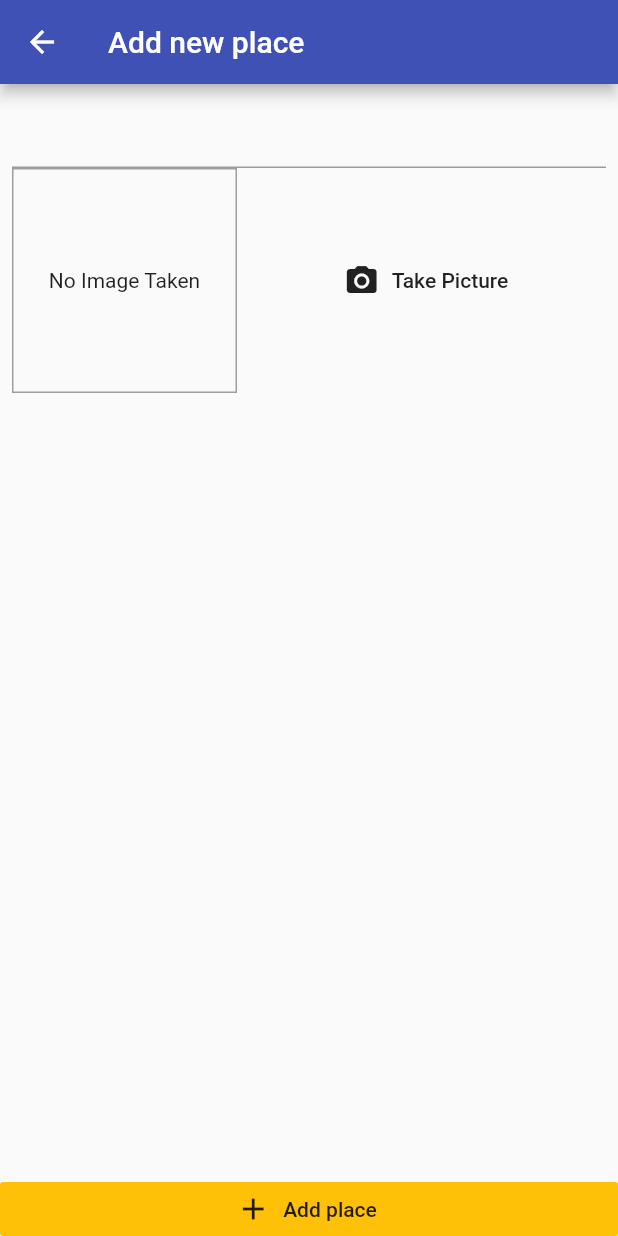
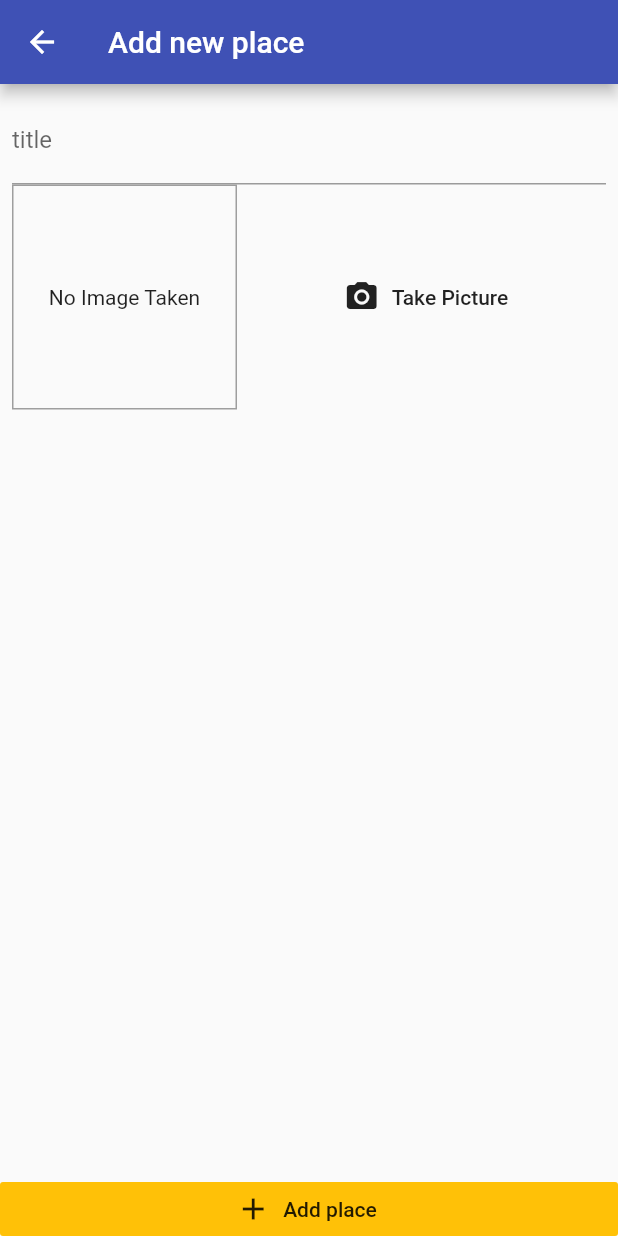
Before and after one commit to MohamedYousof/places_app_course, a Flutter app: the screen it shows after launch, after a tap on the "add" icon, on a phone screen of 412 x 824 dp. Run offline on Flutter 3.47's test engine with Material 2 defaults, Android fonts, the phone set to English and light mode, and no system bars; our stand-ins replace image_picker.

Commit message:
finish add place functionality before storing to db

```diff
--- a/lib/screens/add_place_screen.dart
+++ b/lib/screens/add_place_screen.dart
@@ -1,5 +1,9 @@
+import 'dart:io';
+
+import 'package:favplaces/providers/places_provider.dart';
 import 'package:favplaces/widgets/image_input.dart';
 import 'package:flutter/material.dart';
+import 'package:provider/provider.dart';
 
 class AddPlaceScreen extends StatefulWidget {
   static const routeName = 'add-place-screen';
@@ -8,6 +12,36 @@ class AddPlaceScreen extends StatefulWidget {
 }
 
 class _AddPlaceScreenState extends State<AddPlaceScreen> {
+  var _titleController = TextEditingController();
+  File _pickedImage;
+
+  void setImageFile(pickedImage) {
+    _pickedImage = pickedImage;
+  }
+
+  Future<void> _savePlace() async {
+    if (_titleController.text.isEmpty || _pickedImage == null) {
+      return showDialog(
+        context: context,
+        builder: (context) => AlertDialog(
+          title: Text('Incomplete data'),
+          content: Text('Please check data first'),
+          actions: <Widget>[
+            FlatButton(
+              child: Text('OK'),
+              onPressed: () {
+                Navigator.pop(context);
+              },
+            )
+          ],
+        ),
+      );
+    }
+    Provider.of<PlacesProvider>(context, listen: false)
+        .addPlace(_titleController.text, _pickedImage);
+    Navigator.of(context).pop();
+  }
+
   @override
   Widget build(BuildContext context) {
     return Scaffold(
@@ -23,13 +57,22 @@ class _AddPlaceScreenState extends State<AddPlaceScreen> {
               child: Padding(
                 padding: const EdgeInsets.all(8.0),
                 child: Column(
-                  children: <Widget>[TextField(), ImageInput()],
+                  children: <Widget>[
+                    TextField(
+                      decoration: InputDecoration(labelText: 'title'),
+                      controller: _titleController,
+                      onSubmitted: (text) {
+                        _titleController.text = text;
+                      },
+                    ),
+                    ImageInput(setImageFile),
+                  ],
                 ),
               ),
             ),
           ),
           RaisedButton.icon(
-            onPressed: () {},
+            onPressed: _savePlace,
             icon: Icon(Icons.add),
             label: Text('Add place'),
             elevation: 0,
--- a/lib/screens/places_list_screen.dart
+++ b/lib/screens/places_list_screen.dart
@@ -1,4 +1,7 @@
+import 'package:favplaces/providers/places_provider.dart';
 import 'package:flutter/material.dart';
+import 'package:flutter/widgets.dart';
+import 'package:provider/provider.dart';
 
 import 'add_place_screen.dart';
 
@@ -19,8 +22,36 @@ class PlacesListScreen extends StatelessWidget {
           )
         ],
       ),
-      body: Center(
-        child: CircularProgressIndicator(),
+      body: Consumer<PlacesProvider>(
+        child: Center(
+          child: Column(
+            mainAxisAlignment: MainAxisAlignment.center,
+            children: <Widget>[
+              Text('No places yet, start adding some'),
+              SizedBox(
+                height: 5,
+              ),
+              FlatButton.icon(
+                  onPressed: () =>
+                      Navigator.of(context).pushNamed(AddPlaceScreen.routeName),
+                  icon: Icon(Icons.add),
+                  label: Text('Add new place'))
+            ],
+          ),
+        ),
+        builder: (context, data, child) => data.items.length == 0
+            ? child
+            : ListView.builder(
+                itemCount: data.items.length,
+                itemBuilder: (context, i) => ListTile(
+                  leading: CircleAvatar(
+                    backgroundImage: FileImage(data.items[i].image),
+                  ),
+                  title: Text(
+                    data.items[i].title,
+                  ),
+                ),
+              ),
       ),
     );
   }
--- a/lib/widgets/image_input.dart
+++ b/lib/widgets/image_input.dart
@@ -6,6 +6,8 @@ import 'package:path/path.dart' as path;
 import 'package:path_provider/path_provider.dart' as sysPaths;
 
 class ImageInput extends StatefulWidget {
+  Function onSelectImage;
+  ImageInput(this.onSelectImage);
   @override
   _ImageInputState createState() => _ImageInputState();
 }
@@ -20,11 +22,16 @@ class _ImageInputState extends State<ImageInput> {
       _storedImage = imageFile;
     });
 
+    if (imageFile == null) {
+      return;
+    }
+
     // store the image file name in a variable
     final fileName = path.basename(imageFile.path);
     // get the app directory
     final appDir = await sysPaths.getApplicationDocumentsDirectory();
     final savedImage = await imageFile.copy('${appDir.path}/$fileName');
+    widget.onSelectImage(savedImage);
   }
 
   @override
```
Also changed, not shown: lib/providers/places_provider.dart (+13 -0 lines).
